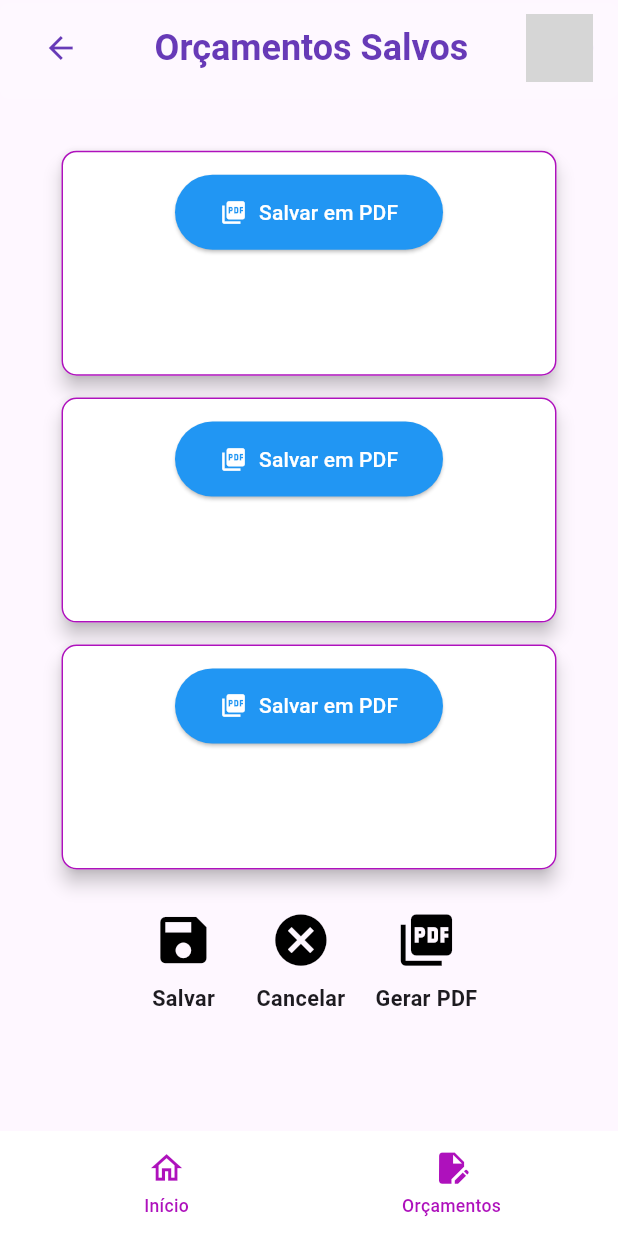
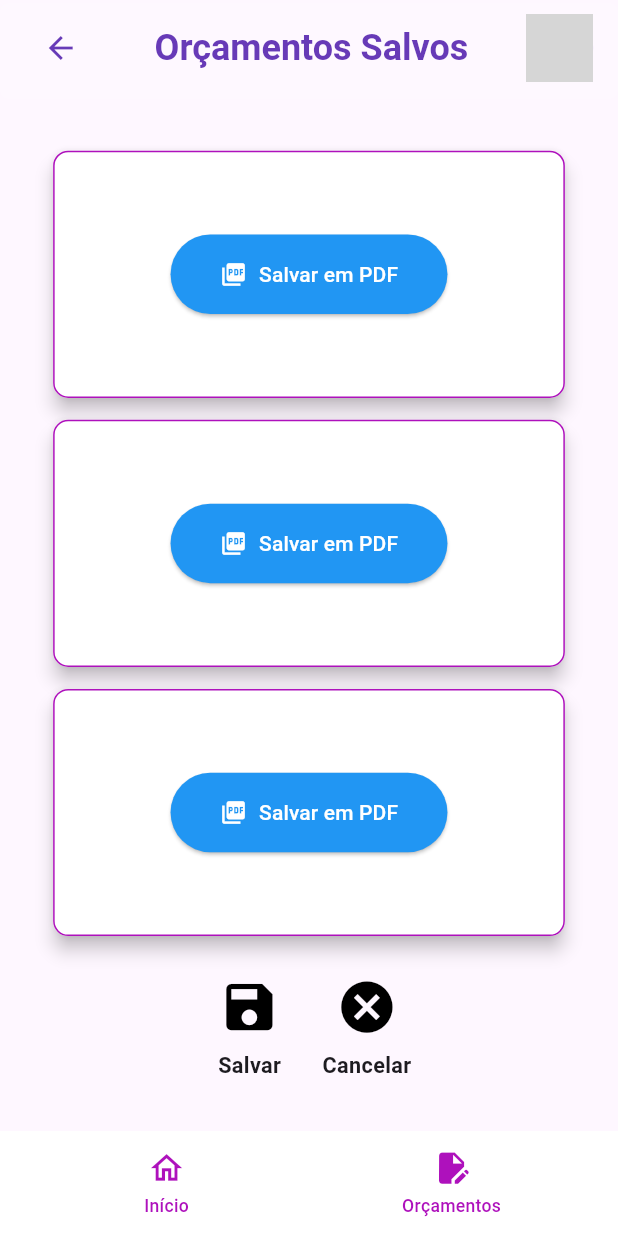
Before and after one commit to josiasgomes/projetofinalflutter, a Flutter app: the OrcamentosSalvos screen opened directly, on a phone screen of 412 x 824 dp. Run offline on Flutter 3.47's test engine with Material 3 defaults, Android fonts, the phone set to English and light mode, and no system bars; our stand-ins replace cloud_firestore, firebase_auth, firebase_core, pdf, printing, syncfusion_flutter_charts; accounts and stored records are empty; network calls fail; grey boxes are pictures that could not be loaded.

Commit message:
card em modo responsivo/orçamentos atualizados

```diff
--- a/lib/src/view/orcamentos_salvos/orcamento_salvos.dart
+++ b/lib/src/view/orcamentos_salvos/orcamento_salvos.dart
@@ -81,8 +81,8 @@ class OrcamentosSalvos extends StatelessWidget {
                       runSpacing: 10.0, // Espaço vertical (quando quebra a linha)
                       children: [
                         LinhaIcones(label: "Salvar", icon: Icons.save),
-                        LinhaIcones(label: "Cancelar", icon: Icons.cancel),
-                        LinhaIcones(label: "Gerar PDF", icon: Icons.picture_as_pdf)
+                        LinhaIcones(label: "Cancelar", icon: Icons.cancel)
+                        //LinhaIcones(label: "Gerar PDF", icon: Icons.picture_as_pdf)
                       ],
                     ),
 
--- a/lib/widget/card.dart
+++ b/lib/widget/card.dart
@@ -11,9 +11,37 @@ class CardOrcamento extends StatefulWidget {
 class _CardOrcamentoState extends State<CardOrcamento> {
   @override
   Widget build(BuildContext context) {
+    // 1. Obter o tamanho total da tela usando MediaQuery
+    final screenSize = MediaQuery.of(context).size;
+
+    // Define percentuais de largura e altura que o Card deve ocupar
+    // Exemplo: 85% da largura da tela e 20% da altura da tela.
+    final cardWidthPercentage = 0.85;
+    final cardHeightPercentage = 0.20;
+
+    // Calcula os valores responsivos
+    final responsiveCardWidth = screenSize.width * cardWidthPercentage;
+    final responsiveCardHeight = screenSize.height * cardHeightPercentage;
+
     return Column(
+      // Usamos MainAxisSize.min para que a Column ocupe apenas o espaço
+      // necessário, o que é útil ao usar LayoutBuilder.
+      mainAxisSize: MainAxisSize.min,
       children: <Widget>[
-        Card(
+        // 2. Usar LayoutBuilder para pegar as restrições de tamanho
+        //    (embora já tenhamos calculado com MediaQuery, o LayoutBuilder
+        //     é mais útil se o pai tiver restrições).
+        LayoutBuilder(
+          builder: (BuildContext context, BoxConstraints constraints) {
+            // Opcional: ajustar a largura máxima do Card com base nas
+            // restrições do pai, mas manter o limite percentual da tela.
+            final finalCardWidth = constraints.hasBoundedWidth
+                ? constraints.maxWidth * 0.9 < responsiveCardWidth
+                    ? constraints.maxWidth * 0.9 // Se o pai for menor, usa 90% dele
+                    : responsiveCardWidth // Senão, usa o percentual da tela
+                : responsiveCardWidth;
+
+            return Card(
               elevation: 5,
               color: const Color.fromARGB(255, 255, 255, 255),
               shadowColor: Colors.black,
@@ -22,18 +50,23 @@ class _CardOrcamentoState extends State<CardOrcamento> {
                 side: const BorderSide(color: Color(0xffAE11BC), width: 1.0),
               ),
               child: Container(
-            width: 330,
-            height: 150,
+                // Aplica as larguras e alturas responsivas calculadas
+                width: finalCardWidth,
+                height: responsiveCardHeight,
                 padding: const EdgeInsets.all(16.0),
                 child: Column(
+                  mainAxisAlignment: MainAxisAlignment.center, // Centraliza verticalmente
                   children: <Widget>[
-                Center(
-                  child: ElevatedButton.icon(
+                    // O `ElevatedButton.icon` já é razoavelmente responsivo
+                    // em termos de conteúdo, mas podemos usar percentuais
+                    // para o padding se necessário (aqui mantive valores fixos
+                    // para o padding interno, o que é comum).
+                    ElevatedButton.icon(
                       onPressed: () {
                         // O ideal é passar 'dados: seusDadosDoBanco' com dados reais
                         PDFService.gerarPDF(
                           titulo: 'Título do Documento',
-                        dados: {},//dados: seusDadosDoBanco,
+                          dados: {}, // dados: seusDadosDoBanco,
                           // Map com os dados
                         );
                       },
@@ -42,17 +75,18 @@ class _CardOrcamentoState extends State<CardOrcamento> {
                       style: ElevatedButton.styleFrom(
                         backgroundColor: Colors.blue,
                         foregroundColor: Colors.white,
-                      padding: const EdgeInsets.symmetric(
-                        horizontal: 30,
-                        vertical: 15,
+                        // Padding pode ser ajustado com base na altura/largura da tela
+                        padding: EdgeInsets.symmetric(
+                          horizontal: screenSize.width * 0.08, // Exemplo: 8% da largura da tela
+                          vertical: screenSize.height * 0.02,  // Exemplo: 2% da altura da tela
                         ),
                       ),
                     ),
-                ),
-                // Adicione outros widgets filhos aqui, se necessário
                   ],
                 ),
               ),
+            );
+          },
         ),
       ],
     );
```
Lines whose indentation alone changed are shown as unchanged.
